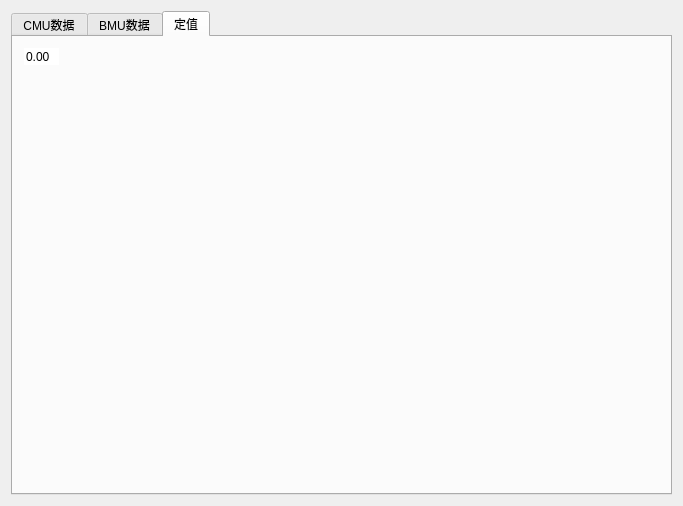
The window that widget.ui (Shogpe/bmsTool) describes before a commit, drawn with Qt 5.
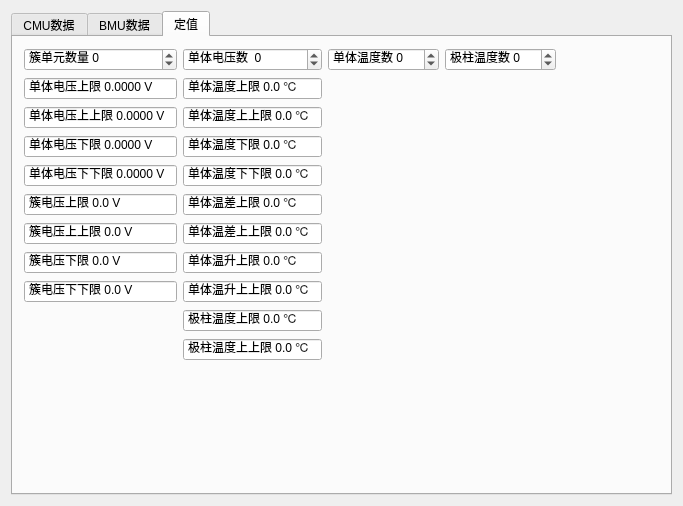
The same window after the commit. The open tabs and pages were chosen to show the change.

What changed in the file:
```diff
--- a/widget.ui
+++ b/widget.ui
@@ -167,14 +167,694 @@
       <attribute name="title">
        <string>定值</string>
       </attribute>
-      <layout class="QFormLayout" name="formLayout">
-       <item row="0" column="0">
-        <widget class="QDoubleSpinBox" name="doubleSpinBox">
+      <layout class="QGridLayout" name="gridLayout_2">
+       <item row="0" column="2">
+        <widget class="QDoubleSpinBox" name="BmuPackTNum">
+         <property name="sizePolicy">
+          <sizepolicy hsizetype="Preferred" vsizetype="Fixed">
+           <horstretch>0</horstretch>
+           <verstretch>0</verstretch>
+          </sizepolicy>
+         </property>
+         <property name="wrapping">
+          <bool>true</bool>
+         </property>
          <property name="frame">
+          <bool>true</bool>
+         </property>
+         <property name="buttonSymbols">
+          <enum>QAbstractSpinBox::UpDownArrows</enum>
+         </property>
+         <property name="showGroupSeparator" stdset="0">
           <bool>false</bool>
          </property>
+         <property name="prefix">
+          <string>单体温度数 </string>
+         </property>
+         <property name="decimals">
+          <number>0</number>
+         </property>
+        </widget>
+       </item>
+       <item row="11" column="0">
+        <spacer name="verticalSpacer">
+         <property name="orientation">
+          <enum>Qt::Vertical</enum>
+         </property>
+         <property name="sizeHint" stdset="0">
+          <size>
+           <width>20</width>
+           <height>40</height>
+          </size>
+         </property>
+        </spacer>
+       </item>
+       <item row="3" column="0">
+        <widget class="QDoubleSpinBox" name="CellVolL">
+         <property name="sizePolicy">
+          <sizepolicy hsizetype="Preferred" vsizetype="Fixed">
+           <horstretch>0</horstretch>
+           <verstretch>0</verstretch>
+          </sizepolicy>
+         </property>
+         <property name="frame">
+          <bool>true</bool>
+         </property>
          <property name="buttonSymbols">
           <enum>QAbstractSpinBox::NoButtons</enum>
+         </property>
+         <property name="prefix">
+          <string>单体电压下限 </string>
+         </property>
+         <property name="suffix">
+          <string> V</string>
+         </property>
+         <property name="decimals">
+          <number>4</number>
+         </property>
+         <property name="minimum">
+          <double>0.000000000000000</double>
+         </property>
+         <property name="maximum">
+          <double>10.000000000000000</double>
+         </property>
+        </widget>
+       </item>
+       <item row="4" column="0">
+        <widget class="QDoubleSpinBox" name="CellVolLL">
+         <property name="sizePolicy">
+          <sizepolicy hsizetype="Preferred" vsizetype="Fixed">
+           <horstretch>0</horstretch>
+           <verstretch>0</verstretch>
+          </sizepolicy>
+         </property>
+         <property name="frame">
+          <bool>true</bool>
+         </property>
+         <property name="buttonSymbols">
+          <enum>QAbstractSpinBox::NoButtons</enum>
+         </property>
+         <property name="prefix">
+          <string>单体电压下下限 </string>
+         </property>
+         <property name="suffix">
+          <string> V</string>
+         </property>
+         <property name="decimals">
+          <number>4</number>
+         </property>
+         <property name="minimum">
+          <double>0.000000000000000</double>
+         </property>
+         <property name="maximum">
+          <double>10.000000000000000</double>
+         </property>
+        </widget>
+       </item>
+       <item row="0" column="1">
+        <widget class="QDoubleSpinBox" name="BmuCellNum">
+         <property name="sizePolicy">
+          <sizepolicy hsizetype="Preferred" vsizetype="Fixed">
+           <horstretch>0</horstretch>
+           <verstretch>0</verstretch>
+          </sizepolicy>
+         </property>
+         <property name="wrapping">
+          <bool>true</bool>
+         </property>
+         <property name="frame">
+          <bool>true</bool>
+         </property>
+         <property name="buttonSymbols">
+          <enum>QAbstractSpinBox::UpDownArrows</enum>
+         </property>
+         <property name="prefix">
+          <string>单体电压数  </string>
+         </property>
+         <property name="decimals">
+          <number>0</number>
+         </property>
+        </widget>
+       </item>
+       <item row="1" column="0">
+        <widget class="QDoubleSpinBox" name="CellVolH">
+         <property name="sizePolicy">
+          <sizepolicy hsizetype="Preferred" vsizetype="Fixed">
+           <horstretch>0</horstretch>
+           <verstretch>0</verstretch>
+          </sizepolicy>
+         </property>
+         <property name="frame">
+          <bool>true</bool>
+         </property>
+         <property name="buttonSymbols">
+          <enum>QAbstractSpinBox::NoButtons</enum>
+         </property>
+         <property name="prefix">
+          <string>单体电压上限 </string>
+         </property>
+         <property name="suffix">
+          <string> V</string>
+         </property>
+         <property name="decimals">
+          <number>4</number>
+         </property>
+         <property name="minimum">
+          <double>0.000000000000000</double>
+         </property>
+         <property name="maximum">
+          <double>10.000000000000000</double>
+         </property>
+        </widget>
+       </item>
+       <item row="0" column="4">
+        <spacer name="horizontalSpacer">
+         <property name="orientation">
+          <enum>Qt::Horizontal</enum>
+         </property>
+         <property name="sizeHint" stdset="0">
+          <size>
+           <width>40</width>
+           <height>20</height>
+          </size>
+         </property>
+        </spacer>
+       </item>
+       <item row="2" column="0">
+        <widget class="QDoubleSpinBox" name="CellVolHH">
+         <property name="sizePolicy">
+          <sizepolicy hsizetype="Preferred" vsizetype="Fixed">
+           <horstretch>0</horstretch>
+           <verstretch>0</verstretch>
+          </sizepolicy>
+         </property>
+         <property name="frame">
+          <bool>true</bool>
+         </property>
+         <property name="buttonSymbols">
+          <enum>QAbstractSpinBox::NoButtons</enum>
+         </property>
+         <property name="prefix">
+          <string>单体电压上上限 </string>
+         </property>
+         <property name="suffix">
+          <string> V</string>
+         </property>
+         <property name="decimals">
+          <number>4</number>
+         </property>
+         <property name="minimum">
+          <double>0.000000000000000</double>
+         </property>
+         <property name="maximum">
+          <double>10.000000000000000</double>
+         </property>
+        </widget>
+       </item>
+       <item row="0" column="3">
+        <widget class="QDoubleSpinBox" name="BmuPoleTNum">
+         <property name="sizePolicy">
+          <sizepolicy hsizetype="Preferred" vsizetype="Fixed">
+           <horstretch>0</horstretch>
+           <verstretch>0</verstretch>
+          </sizepolicy>
+         </property>
+         <property name="wrapping">
+          <bool>true</bool>
+         </property>
+         <property name="frame">
+          <bool>true</bool>
+         </property>
+         <property name="buttonSymbols">
+          <enum>QAbstractSpinBox::UpDownArrows</enum>
+         </property>
+         <property name="prefix">
+          <string>极柱温度数 </string>
+         </property>
+         <property name="decimals">
+          <number>0</number>
+         </property>
+        </widget>
+       </item>
+       <item row="0" column="0">
+        <widget class="QDoubleSpinBox" name="ClusterBmuNum">
+         <property name="sizePolicy">
+          <sizepolicy hsizetype="Preferred" vsizetype="Fixed">
+           <horstretch>0</horstretch>
+           <verstretch>0</verstretch>
+          </sizepolicy>
+         </property>
+         <property name="wrapping">
+          <bool>true</bool>
+         </property>
+         <property name="frame">
+          <bool>true</bool>
+         </property>
+         <property name="buttonSymbols">
+          <enum>QAbstractSpinBox::UpDownArrows</enum>
+         </property>
+         <property name="prefix">
+          <string>簇单元数量 </string>
+         </property>
+         <property name="suffix">
+          <string/>
+         </property>
+         <property name="decimals">
+          <number>0</number>
+         </property>
+        </widget>
+       </item>
+       <item row="1" column="1">
+        <widget class="QDoubleSpinBox" name="PackTH">
+         <property name="sizePolicy">
+          <sizepolicy hsizetype="Preferred" vsizetype="Fixed">
+           <horstretch>0</horstretch>
+           <verstretch>0</verstretch>
+          </sizepolicy>
+         </property>
+         <property name="frame">
+          <bool>true</bool>
+         </property>
+         <property name="buttonSymbols">
+          <enum>QAbstractSpinBox::NoButtons</enum>
+         </property>
+         <property name="prefix">
+          <string>单体温度上限 </string>
+         </property>
+         <property name="suffix">
+          <string> ℃</string>
+         </property>
+         <property name="decimals">
+          <number>1</number>
+         </property>
+         <property name="minimum">
+          <double>0.000000000000000</double>
+         </property>
+         <property name="maximum">
+          <double>10.000000000000000</double>
+         </property>
+        </widget>
+       </item>
+       <item row="2" column="1">
+        <widget class="QDoubleSpinBox" name="PackTHH">
+         <property name="sizePolicy">
+          <sizepolicy hsizetype="Preferred" vsizetype="Fixed">
+           <horstretch>0</horstretch>
+           <verstretch>0</verstretch>
+          </sizepolicy>
+         </property>
+         <property name="frame">
+          <bool>true</bool>
+         </property>
+         <property name="buttonSymbols">
+          <enum>QAbstractSpinBox::NoButtons</enum>
+         </property>
+         <property name="prefix">
+          <string>单体温度上上限 </string>
+         </property>
+         <property name="suffix">
+          <string> ℃</string>
+         </property>
+         <property name="decimals">
+          <number>1</number>
+         </property>
+         <property name="minimum">
+          <double>0.000000000000000</double>
+         </property>
+         <property name="maximum">
+          <double>10.000000000000000</double>
+         </property>
+        </widget>
+       </item>
+       <item row="3" column="1">
+        <widget class="QDoubleSpinBox" name="PackTL">
+         <property name="sizePolicy">
+          <sizepolicy hsizetype="Preferred" vsizetype="Fixed">
+           <horstretch>0</horstretch>
+           <verstretch>0</verstretch>
+          </sizepolicy>
+         </property>
+         <property name="frame">
+          <bool>true</bool>
+         </property>
+         <property name="buttonSymbols">
+          <enum>QAbstractSpinBox::NoButtons</enum>
+         </property>
+         <property name="prefix">
+          <string>单体温度下限 </string>
+         </property>
+         <property name="suffix">
+          <string> ℃</string>
+         </property>
+         <property name="decimals">
+          <number>1</number>
+         </property>
+         <property name="minimum">
+          <double>0.000000000000000</double>
+         </property>
+         <property name="maximum">
+          <double>10.000000000000000</double>
+         </property>
+        </widget>
+       </item>
+       <item row="4" column="1">
+        <widget class="QDoubleSpinBox" name="PackTLL">
+         <property name="sizePolicy">
+          <sizepolicy hsizetype="Preferred" vsizetype="Fixed">
+           <horstretch>0</horstretch>
+           <verstretch>0</verstretch>
+          </sizepolicy>
+         </property>
+         <property name="frame">
+          <bool>true</bool>
+         </property>
+         <property name="buttonSymbols">
+          <enum>QAbstractSpinBox::NoButtons</enum>
+         </property>
+         <property name="prefix">
+          <string>单体温度下下限 </string>
+         </property>
+         <property name="suffix">
+          <string> ℃</string>
+         </property>
+         <property name="decimals">
+          <number>1</number>
+         </property>
+         <property name="minimum">
+          <double>0.000000000000000</double>
+         </property>
+         <property name="maximum">
+          <double>10.000000000000000</double>
+         </property>
+        </widget>
+       </item>
+       <item row="5" column="1">
+        <widget class="QDoubleSpinBox" name="PackTdH">
+         <property name="sizePolicy">
+          <sizepolicy hsizetype="Preferred" vsizetype="Fixed">
+           <horstretch>0</horstretch>
+           <verstretch>0</verstretch>
+          </sizepolicy>
+         </property>
+         <property name="frame">
+          <bool>true</bool>
+         </property>
+         <property name="buttonSymbols">
+          <enum>QAbstractSpinBox::NoButtons</enum>
+         </property>
+         <property name="prefix">
+          <string>单体温差上限 </string>
+         </property>
+         <property name="suffix">
+          <string> ℃</string>
+         </property>
+         <property name="decimals">
+          <number>1</number>
+         </property>
+         <property name="minimum">
+          <double>0.000000000000000</double>
+         </property>
+         <property name="maximum">
+          <double>10.000000000000000</double>
+         </property>
+        </widget>
+       </item>
+       <item row="6" column="1">
+        <widget class="QDoubleSpinBox" name="PackTdHH">
+         <property name="sizePolicy">
+          <sizepolicy hsizetype="Preferred" vsizetype="Fixed">
+           <horstretch>0</horstretch>
+           <verstretch>0</verstretch>
+          </sizepolicy>
+         </property>
+         <property name="frame">
+          <bool>true</bool>
+         </property>
+         <property name="buttonSymbols">
+          <enum>QAbstractSpinBox::NoButtons</enum>
+         </property>
+         <property name="prefix">
+          <string>单体温差上上限 </string>
+         </property>
+         <property name="suffix">
+          <string> ℃</string>
+         </property>
+         <property name="decimals">
+          <number>1</number>
+         </property>
+         <property name="minimum">
+          <double>0.000000000000000</double>
+         </property>
+         <property name="maximum">
+          <double>10.000000000000000</double>
+         </property>
+        </widget>
+       </item>
+       <item row="6" column="0">
+        <widget class="QDoubleSpinBox" name="ClusterVolHH">
+         <property name="sizePolicy">
+          <sizepolicy hsizetype="Preferred" vsizetype="Fixed">
+           <horstretch>0</horstretch>
+           <verstretch>0</verstretch>
+          </sizepolicy>
+         </property>
+         <property name="frame">
+          <bool>true</bool>
+         </property>
+         <property name="buttonSymbols">
+          <enum>QAbstractSpinBox::NoButtons</enum>
+         </property>
+         <property name="prefix">
+          <string>簇电压上上限 </string>
+         </property>
+         <property name="suffix">
+          <string> V</string>
+         </property>
+         <property name="decimals">
+          <number>1</number>
+         </property>
+         <property name="minimum">
+          <double>0.000000000000000</double>
+         </property>
+         <property name="maximum">
+          <double>2000.000000000000000</double>
+         </property>
+        </widget>
+       </item>
+       <item row="5" column="0">
+        <widget class="QDoubleSpinBox" name="ClusterVolH">
+         <property name="sizePolicy">
+          <sizepolicy hsizetype="Preferred" vsizetype="Fixed">
+           <horstretch>0</horstretch>
+           <verstretch>0</verstretch>
+          </sizepolicy>
+         </property>
+         <property name="frame">
+          <bool>true</bool>
+         </property>
+         <property name="buttonSymbols">
+          <enum>QAbstractSpinBox::NoButtons</enum>
+         </property>
+         <property name="prefix">
+          <string>簇电压上限 </string>
+         </property>
+         <property name="suffix">
+          <string> V</string>
+         </property>
+         <property name="decimals">
+          <number>1</number>
+         </property>
+         <property name="minimum">
+          <double>0.000000000000000</double>
+         </property>
+         <property name="maximum">
+          <double>2000.000000000000000</double>
+         </property>
+        </widget>
+       </item>
+       <item row="7" column="1">
+        <widget class="QDoubleSpinBox" name="PackTrH">
+         <property name="sizePolicy">
+          <sizepolicy hsizetype="Preferred" vsizetype="Fixed">
+           <horstretch>0</horstretch>
+           <verstretch>0</verstretch>
+          </sizepolicy>
+         </property>
+         <property name="frame">
+          <bool>true</bool>
+         </property>
+         <property name="buttonSymbols">
+          <enum>QAbstractSpinBox::NoButtons</enum>
+         </property>
+         <property name="prefix">
+          <string>单体温升上限 </string>
+         </property>
+         <property name="suffix">
+          <string> ℃</string>
+         </property>
+         <property name="decimals">
+          <number>1</number>
+         </property>
+         <property name="minimum">
+          <double>0.000000000000000</double>
+         </property>
+         <property name="maximum">
+          <double>10.000000000000000</double>
+         </property>
+        </widget>
+       </item>
+       <item row="8" column="1">
+        <widget class="QDoubleSpinBox" name="PackTrHH">
+         <property name="sizePolicy">
+          <sizepolicy hsizetype="Preferred" vsizetype="Fixed">
+           <horstretch>0</horstretch>
+           <verstretch>0</verstretch>
+          </sizepolicy>
+         </property>
+         <property name="frame">
+          <bool>true</bool>
+         </property>
+         <property name="buttonSymbols">
+          <enum>QAbstractSpinBox::NoButtons</enum>
+         </property>
+         <property name="prefix">
+          <string>单体温升上上限 </string>
+         </property>
+         <property name="suffix">
+          <string> ℃</string>
+         </property>
+         <property name="decimals">
+          <number>1</number>
+         </property>
+         <property name="minimum">
+          <double>0.000000000000000</double>
+         </property>
+         <property name="maximum">
+          <double>10.000000000000000</double>
+         </property>
+        </widget>
+       </item>
+       <item row="9" column="1">
+        <widget class="QDoubleSpinBox" name="PoleTH">
+         <property name="sizePolicy">
+          <sizepolicy hsizetype="Preferred" vsizetype="Fixed">
+           <horstretch>0</horstretch>
+           <verstretch>0</verstretch>
+          </sizepolicy>
+         </property>
+         <property name="frame">
+          <bool>true</bool>
+         </property>
+         <property name="buttonSymbols">
+          <enum>QAbstractSpinBox::NoButtons</enum>
+         </property>
+         <property name="prefix">
+          <string>极柱温度上限 </string>
+         </property>
+         <property name="suffix">
+          <string> ℃</string>
+         </property>
+         <property name="decimals">
+          <number>1</number>
+         </property>
+         <property name="minimum">
+          <double>0.000000000000000</double>
+         </property>
+         <property name="maximum">
+          <double>10.000000000000000</double>
+         </property>
+        </widget>
+       </item>
+       <item row="10" column="1">
+        <widget class="QDoubleSpinBox" name="PoleTHH">
+         <property name="sizePolicy">
+          <sizepolicy hsizetype="Preferred" vsizetype="Fixed">
+           <horstretch>0</horstretch>
+           <verstretch>0</verstretch>
+          </sizepolicy>
+         </property>
+         <property name="frame">
+          <bool>true</bool>
+         </property>
+         <property name="buttonSymbols">
+          <enum>QAbstractSpinBox::NoButtons</enum>
+         </property>
+         <property name="prefix">
+          <string>极柱温度上上限 </string>
+         </property>
+         <property name="suffix">
+          <string> ℃</string>
+         </property>
+         <property name="decimals">
+          <number>1</number>
+         </property>
+         <property name="minimum">
+          <double>0.000000000000000</double>
+         </property>
+         <property name="maximum">
+          <double>10.000000000000000</double>
+         </property>
+        </widget>
+       </item>
+       <item row="7" column="0">
+        <widget class="QDoubleSpinBox" name="ClusterVolL">
+         <property name="sizePolicy">
+          <sizepolicy hsizetype="Preferred" vsizetype="Fixed">
+           <horstretch>0</horstretch>
+           <verstretch>0</verstretch>
+          </sizepolicy>
+         </property>
+         <property name="frame">
+          <bool>true</bool>
+         </property>
+         <property name="buttonSymbols">
+          <enum>QAbstractSpinBox::NoButtons</enum>
+         </property>
+         <property name="prefix">
+          <string>簇电压下限 </string>
+         </property>
+         <property name="suffix">
+          <string> V</string>
+         </property>
+         <property name="decimals">
+          <number>1</number>
+         </property>
+         <property name="minimum">
+          <double>0.000000000000000</double>
+         </property>
+         <property name="maximum">
+          <double>2000.000000000000000</double>
+         </property>
+        </widget>
+       </item>
+       <item row="8" column="0">
+        <widget class="QDoubleSpinBox" name="ClusterVolLL">
+         <property name="sizePolicy">
+          <sizepolicy hsizetype="Preferred" vsizetype="Fixed">
+           <horstretch>0</horstretch>
+           <verstretch>0</verstretch>
+          </sizepolicy>
+         </property>
+         <property name="frame">
+          <bool>true</bool>
+         </property>
+         <property name="buttonSymbols">
+          <enum>QAbstractSpinBox::NoButtons</enum>
+         </property>
+         <property name="prefix">
+          <string>簇电压下下限 </string>
+         </property>
+         <property name="suffix">
+          <string> V</string>
+         </property>
+         <property name="decimals">
+          <number>1</number>
+         </property>
+         <property name="minimum">
+          <double>0.000000000000000</double>
+         </property>
+         <property name="maximum">
+          <double>2000.000000000000000</double>
          </property>
         </widget>
        </item>
```
Left out of the diff: 5 changed lines with no effect on the pictures.
